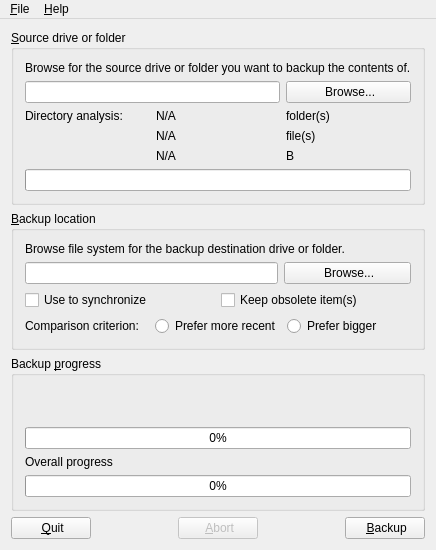
felsocim/Backy, file src/interface.ui: the form before one commit.
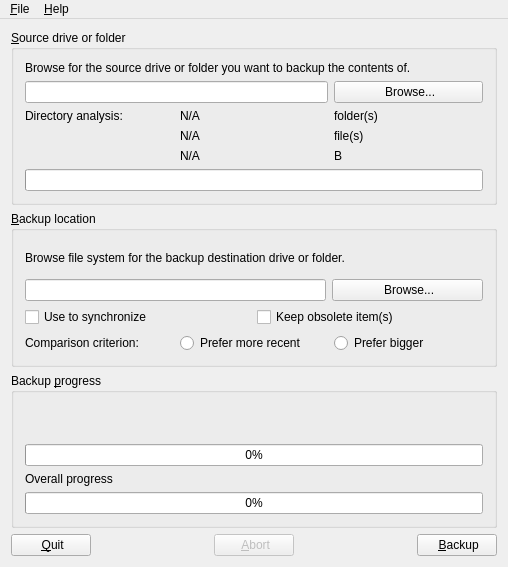
The form after the commit. Icons and pictures are not drawn.

Patch:
```diff
--- a/src/interface.ui
+++ b/src/interface.ui
@@ -9,8 +9,8 @@
    <rect>
     <x>0</x>
     <y>0</y>
-    <width>396</width>
-    <height>511</height>
+    <width>508</width>
+    <height>567</height>
    </rect>
   </property>
   <property name="windowTitle">
@@ -337,8 +337,8 @@
     <rect>
      <x>0</x>
      <y>0</y>
-     <width>396</width>
-     <height>21</height>
+     <width>508</width>
+     <height>20</height>
     </rect>
    </property>
    <widget class="QMenu" name="menu_File">
```
Left out of the diff: 2 changed lines with no effect on the pictures.
